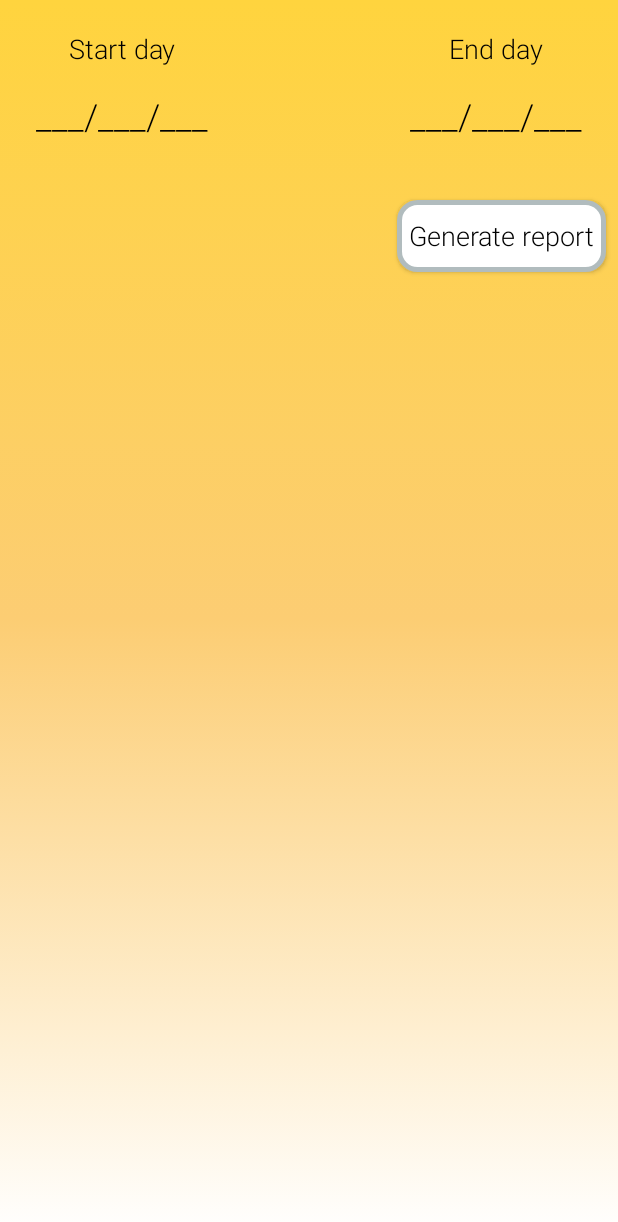
After one commit to sergon146/FinanceManager, an Android app: the layout fragment_report.xml on its own in the app's theme, with its tools: preview values and no code run, on a phone screen of 412 x 824 dp. The commit adds this screen. Shown: the top 1222 px of the screen. Run offline under Robolectric (Android 15) with nearby library versions, the phone set to English and light mode, and no system bars.

Commit message:
HW-4.4 add reports

```diff
--- a/app/src/main/java/com/myst3ry/financemanager/data/dao/OperationDao.java
+++ b/app/src/main/java/com/myst3ry/financemanager/data/dao/OperationDao.java
@@ -5,9 +5,11 @@ import android.arch.persistence.room.Query;
 import android.arch.persistence.room.TypeConverters;
 
 import com.myst3ry.model.Operation;
+import com.myst3ry.model.ReportData;
 import com.myst3ry.model.converter.BigDecimalConverter;
 import com.myst3ry.model.converter.DateConverter;
 
+import java.util.Date;
 import java.util.List;
 
 import io.reactivex.Flowable;
@@ -32,4 +34,8 @@ public abstract class OperationDao extends BaseDao<Operation> {
 
     @Query("UPDATE operation SET isActive = 0 WHERE id = :id")
     public abstract long delete(long id);
+
+    @Query("SELECT category, SUM(amount) as sum, type FROM operation " +
+            "WHERE isActive = 1 AND date BETWEEN :start AND :end GROUP BY category, type")
+    public abstract Flowable<List<ReportData>> getReport(Date start, Date end);
 }
--- a/app/src/main/java/com/myst3ry/financemanager/di/modules/MainModule.java
+++ b/app/src/main/java/com/myst3ry/financemanager/di/modules/MainModule.java
@@ -9,6 +9,7 @@ import com.myst3ry.financemanager.ui.dialogs.addoperation.AddOperationDialog;
 import com.myst3ry.financemanager.ui.dialogs.template.TemplateDialog;
 import com.myst3ry.financemanager.ui.main.MainPresenter;
 import com.myst3ry.financemanager.ui.operationslist.OperationListFragment;
+import com.myst3ry.financemanager.ui.report.ReportFragment;
 import com.myst3ry.financemanager.usecase.MainUseCase;
 
 import dagger.Module;
@@ -41,6 +42,9 @@ public abstract class MainModule {
     @ContributesAndroidInjector(modules = TemplateModule.class)
     abstract TemplateDialog contributeTemplateDialog();
 
+    @ContributesAndroidInjector(modules = ReportModule.class)
+    abstract ReportFragment contributeReportFragment();
+
     @ContributesAndroidInjector(modules = AboutModule.class)
     abstract AboutFragment contributeAboutFragment();
 
--- a/app/src/main/java/com/myst3ry/financemanager/repository/OperationRepository.java
+++ b/app/src/main/java/com/myst3ry/financemanager/repository/OperationRepository.java
@@ -9,6 +9,7 @@ import com.myst3ry.model.Account;
 import com.myst3ry.model.Operation;
 import com.myst3ry.model.OperationType;
 import com.myst3ry.model.PeriodicOperation;
+import com.myst3ry.model.ReportData;
 
 import java.math.BigDecimal;
 import java.util.Date;
@@ -151,4 +152,8 @@ public class OperationRepository extends BaseRepository {
             accountDao.updateAmount(operation.getAccountId(), amount);
         });
     }
+
+    public Flowable<List<ReportData>> getReport(Date start, Date end) {
+        return operationDao.getReport(start, end);
+    }
 }
--- a/app/src/main/java/com/myst3ry/financemanager/ui/accounts/AccountPresenter.java
+++ b/app/src/main/java/com/myst3ry/financemanager/ui/accounts/AccountPresenter.java
@@ -23,8 +23,8 @@ public class AccountPresenter extends BasePresenter<AccountView> {
     }
 
     @Override
-    public void attachView(AccountView view) {
-        super.attachView(view);
+    protected void onFirstViewAttach() {
+        super.onFirstViewAttach();
         bind(onUi(useCase.getAccounts(CurrencyType.RUB, CurrencyType.USD))
                 .subscribe(accounts -> {
                     this.accounts.clear();
--- a/app/src/main/java/com/myst3ry/financemanager/ui/base/BaseView.java
+++ b/app/src/main/java/com/myst3ry/financemanager/ui/base/BaseView.java
@@ -4,6 +4,7 @@ import android.support.annotation.StringRes;
 
 import com.arellomobile.mvp.MvpView;
 import com.arellomobile.mvp.viewstate.strategy.AddToEndSingleStrategy;
+import com.arellomobile.mvp.viewstate.strategy.SkipStrategy;
 import com.arellomobile.mvp.viewstate.strategy.StateStrategyType;
 import com.myst3ry.financemanager.ui.main.screens.Screens;
 
@@ -27,5 +28,6 @@ public interface BaseView extends MvpView {
 
     void openScreen(Screens screen, Object data);
 
+    @StateStrategyType(SkipStrategy.class)
     void openScreen(Screens screen, Object data, boolean isRoot);
 }
--- a/app/src/main/java/com/myst3ry/financemanager/ui/main/MainView.java
+++ b/app/src/main/java/com/myst3ry/financemanager/ui/main/MainView.java
@@ -1,7 +1,5 @@
 package com.myst3ry.financemanager.ui.main;
 
-import com.arellomobile.mvp.viewstate.strategy.OneExecutionStateStrategy;
-import com.arellomobile.mvp.viewstate.strategy.StateStrategyType;
 import com.myst3ry.financemanager.ui.base.BaseView;
 import com.myst3ry.financemanager.ui.main.screens.Screens;
 
@@ -16,6 +14,5 @@ public interface MainView extends BaseView {
 
     void activateTab(Screens screen, boolean wasSelected);
 
-    @StateStrategyType(OneExecutionStateStrategy.class)
     void openingScreen(Screens screen, Object data, boolean isParent);
 }
--- a/app/src/main/java/com/myst3ry/financemanager/ui/operationslist/OperationListPresenter.java
+++ b/app/src/main/java/com/myst3ry/financemanager/ui/operationslist/OperationListPresenter.java
@@ -25,8 +25,8 @@ public class OperationListPresenter extends BasePresenter<OperationListView> {
     public void loadByType(AccountItemType type) {
         switch (type) {
             case FEED:
+                getViewState().setScreenTitle(R.string.all_operations);
                 loadFeed();
-                getViewState().setScreenTitle(R.string.tab_report);
                 break;
             case PERIODIC:
                 getViewState().setScreenTitle(R.string.perioidc_operation_title);
--- /dev/null
+++ b/app/src/main/res/layout/fragment_report.xml
@@ -0,0 +1,102 @@
+<?xml version="1.0" encoding="utf-8"?>
+<android.support.constraint.ConstraintLayout xmlns:android="http://schemas.android.com/apk/res/android"
+    xmlns:app="http://schemas.android.com/apk/res-auto"
+    xmlns:tools="http://schemas.android.com/tools"
+    android:layout_width="match_parent"
+    android:layout_height="match_parent"
+    android:paddingTop="20dp"
+    >
+
+    <TextView
+        android:id="@+id/start_title"
+        style="@style/TextStyleDark"
+        android:layout_width="wrap_content"
+        android:layout_height="wrap_content"
+        android:layout_marginTop="@dimen/detail_top_padding"
+        android:text="@string/start_day"
+        app:layout_constraintEnd_toEndOf="@+id/start"
+        app:layout_constraintStart_toStartOf="@+id/start"
+        app:layout_constraintTop_toTopOf="parent"
+        />
+
+    <TextView
+        android:id="@+id/end_title"
+        style="@style/TextStyleDark"
+        android:layout_width="wrap_content"
+        android:layout_height="wrap_content"
+        android:layout_marginTop="@dimen/detail_top_padding"
+        android:text="@string/end_day"
+        app:layout_constraintEnd_toEndOf="@+id/end"
+        app:layout_constraintStart_toStartOf="@+id/end"
+        app:layout_constraintTop_toTopOf="parent"
+        />
+
+    <TextView
+        android:id="@+id/start"
+        style="@style/TextStyleDark"
+        android:layout_width="wrap_content"
+        android:layout_height="wrap_content"
+        android:layout_marginStart="24dp"
+        android:layout_marginTop="16dp"
+        android:text="@string/date_holder"
+        android:textSize="24sp"
+        app:layout_constraintStart_toStartOf="parent"
+        app:layout_constraintTop_toBottomOf="@+id/start_title"
+        />
+
+    <TextView
+        android:id="@+id/end"
+        style="@style/TextStyleDark"
+        android:layout_width="wrap_content"
+        android:layout_height="wrap_content"
+        android:layout_marginTop="16dp"
+        android:layout_marginEnd="24dp"
+        android:text="@string/date_holder"
+        android:textSize="24sp"
+        app:layout_constraintEnd_toEndOf="parent"
+        app:layout_constraintTop_toBottomOf="@+id/end_title"
+        />
+
+    <Button
+        android:id="@+id/generate"
+        style="@style/TextStyleDark"
+        android:layout_width="wrap_content"
+        android:layout_height="wrap_content"
+        android:layout_marginTop="40dp"
+        android:layout_marginEnd="8dp"
+        android:background="@drawable/rounded_white_bg"
+        android:padding="8dp"
+        android:text="@string/generate"
+        android:textAllCaps="false"
+        app:layout_constraintEnd_toEndOf="parent"
+        app:layout_constraintTop_toBottomOf="@+id/end"
+        />
+
+    <android.support.v7.widget.RecyclerView
+        android:id="@+id/data_recycler"
+        android:layout_width="0dp"
+        android:layout_height="0dp"
+        android:layout_marginStart="8dp"
+        android:layout_marginTop="16dp"
+        android:layout_marginEnd="8dp"
+        android:layout_marginBottom="8dp"
+        app:layout_constraintBottom_toBottomOf="parent"
+        app:layout_constraintEnd_toEndOf="parent"
+        app:layout_constraintStart_toStartOf="parent"
+        app:layout_constraintTop_toBottomOf="@+id/generate"
+        />
+
+    <include
+        android:id="@+id/empty"
+        layout="@layout/empty_holder"
+        android:layout_width="wrap_content"
+        android:layout_height="wrap_content"
+        android:visibility="gone"
+        app:layout_constraintBottom_toBottomOf="@+id/data_recycler"
+        app:layout_constraintEnd_toEndOf="@+id/data_recycler"
+        app:layout_constraintStart_toStartOf="@+id/data_recycler"
+        app:layout_constraintTop_toTopOf="@+id/data_recycler"
+        />
+
+
+</android.support.constraint.ConstraintLayout>
--- a/app/src/main/res/values/strings.xml
+++ b/app/src/main/res/values/strings.xml
@@ -161,5 +161,12 @@
     <string name="other">Other</string>
 
 
+    <string name="start_day">Start day</string>
+    <string name="end_day">End day</string>
+    <string name="date_pattern">%d/%d/%d</string>
+    <string name="date_holder">___/___/___</string>
+    <string name="generate">Generate report</string>
+
+
     <string name="invalid_value">Invalid value entered</string>
 </resources>
```
Also changed, not shown: app/src/main/java/com/myst3ry/financemanager/di/modules/ReportModule.java (added, +23 -0 lines), app/src/main/java/com/myst3ry/financemanager/ui/adapters/ReportAdapter.java (added, +83 -0 lines), app/src/main/java/com/myst3ry/financemanager/ui/main/MainActivity.java (+6 -1 lines), app/src/main/java/com/myst3ry/financemanager/ui/report/ReportFragment.java (added, +134 -0 lines), app/src/main/java/com/myst3ry/financemanager/ui/report/ReportPresenter.java (added, +28 -0 lines), app/src/main/java/com/myst3ry/financemanager/ui/report/ReportView.java (added, +14 -0 lines), app/src/main/java/com/myst3ry/financemanager/usecase/ReportUseCase.java (added, +21 -0 lines), app/src/main/java/com/myst3ry/financemanager/utils/Utils.java (+13 -0 lines), app/src/main/res/drawable/ic_report.xml (added, +106 -0 lines), app/src/main/res/layout/item_report.xml (added, +67 -0 lines), model/src/main/java/com/myst3ry/model/ReportData.java (added, +46 -0 lines), 1 other file.
